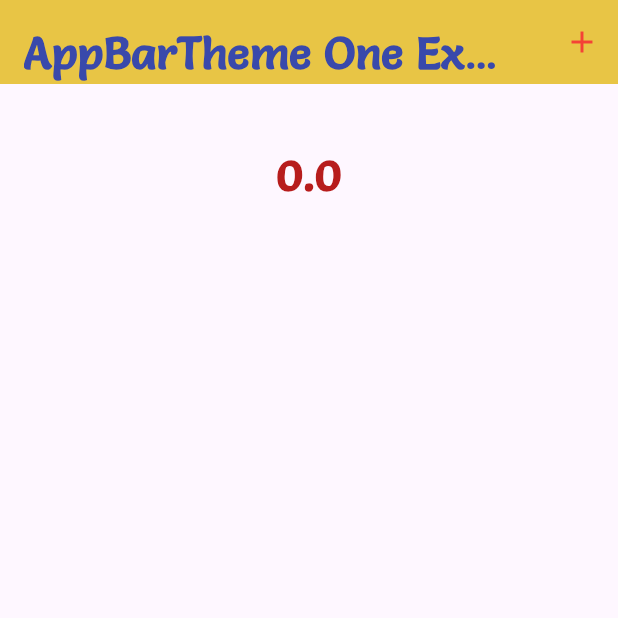
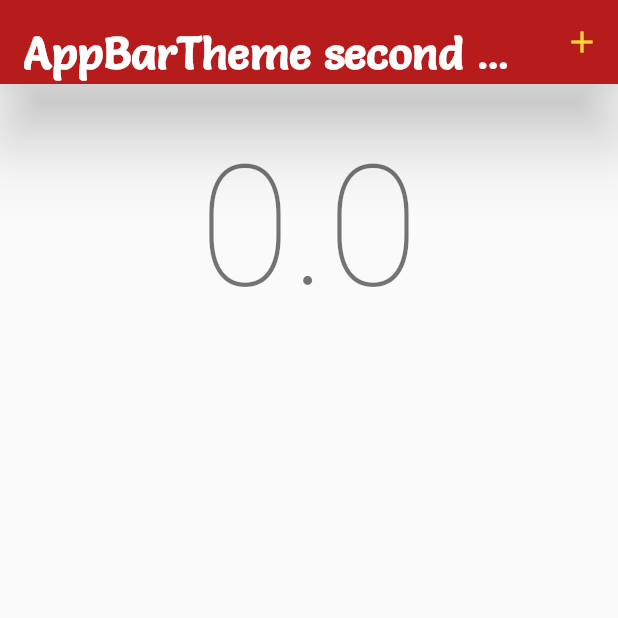
Before and after one commit to sanjibsinha/flutter_experiment, a Flutter app: the screen it shows after launch, on a phone screen of 412 x 824 dp, the top half of it. Run offline on Flutter 3.47's test engine with Material 2 defaults, Android fonts, the phone set to English and light mode, and no system bars; our stand-ins replace google_fonts.

Commit message:
App bar theme second Example

```diff
--- a/lib/main.dart
+++ b/lib/main.dart
@@ -6,57 +6,34 @@ void main() => runApp(const MyApp());
 class MyApp extends StatelessWidget {
   const MyApp({Key? key}) : super(key: key);
 
-  static const String _title = 'AppBarTheme One Example';
+  static const String _title = 'AppBarTheme Second Example';
 
   @override
   Widget build(BuildContext context) {
     return MaterialApp(
       debugShowCheckedModeBanner: false,
       title: _title,
-      theme: ThemeData(
-        // WE can define the default brightness and colors.
-        useMaterial3: true,
-        brightness: Brightness.light,
-        primaryColor: Colors.red[900],
-        backgroundColor: Colors.blue[50],
-        cardColor: Colors.green[900],
-        shadowColor: Colors.black,
+      theme: Theme.of(context).copyWith(
         appBarTheme: AppBarTheme(
-          backgroundColor: Colors.yellow[600],
-          // This will be applied to the "back" icon
-          iconTheme: IconThemeData(color: Colors.red[900]),
-          // This will be applied to the action icon buttons that locates on the right side
-          actionsIconTheme: IconThemeData(color: Colors.red[500]),
-          centerTitle: false,
-          elevation: 15,
-          titleTextStyle: TextStyle(color: Colors.indigo[600]),
-        ),
-
-        // WE can define the default `TextTheme`. Use this to specify the default
-        // text styling for headlines, titles, bodies of text, and more.
-        textTheme: TextTheme(
-          headline1: TextStyle(
+          backgroundColor: Colors.red[900],
+          foregroundColor: Colors.yellow[600],
+          elevation: 20.00,
+          shadowColor: Colors.black,
+          centerTitle: true,
+          titleTextStyle: const TextStyle(
             fontFamily: 'Salsa',
+            color: Colors.white,
             fontSize: 30.00,
             fontWeight: FontWeight.bold,
             height: 2.0, // 200% of actual height
-            color: Colors.red[900],
-          ),
-          headline2: TextStyle(
-            fontFamily: 'Salsa',
-            fontSize: 25.00,
-            fontWeight: FontWeight.bold,
-            height: 1.5, // 150% of actual height
-            color: Colors.purple[600],
-          ),
-          headline3: TextStyle(
-            fontFamily: 'Salsa',
-            fontSize: 20.00,
-            height: 2.0, // 200% of actual height
-            fontWeight: FontWeight.bold,
-            color: Colors.blue[300],
           ),
         ),
+        primaryColor: Colors.amber,
+        primaryIconTheme:
+            Theme.of(context).primaryIconTheme.copyWith(color: Colors.red),
+        primaryTextTheme:
+            Theme.of(context).primaryTextTheme.apply(bodyColor: Colors.green),
+        colorScheme: ColorScheme.fromSwatch().copyWith(secondary: Colors.amber),
       ),
       home: const MyHomePage(title: _title),
     );
@@ -81,13 +58,7 @@ class _MyHomePageState extends State<MyHomePage> {
     return Scaffold(
       appBar: AppBar(
         title: const Text(
-          'AppBarTheme One Example',
-          style: TextStyle(
-            fontFamily: 'Salsa',
-            fontSize: 30.00,
-            fontWeight: FontWeight.bold,
-            height: 2.0, // 200% of actual height
-          ),
+          'AppBarTheme second Example',
         ),
         actions: [
           IconButton(
```
